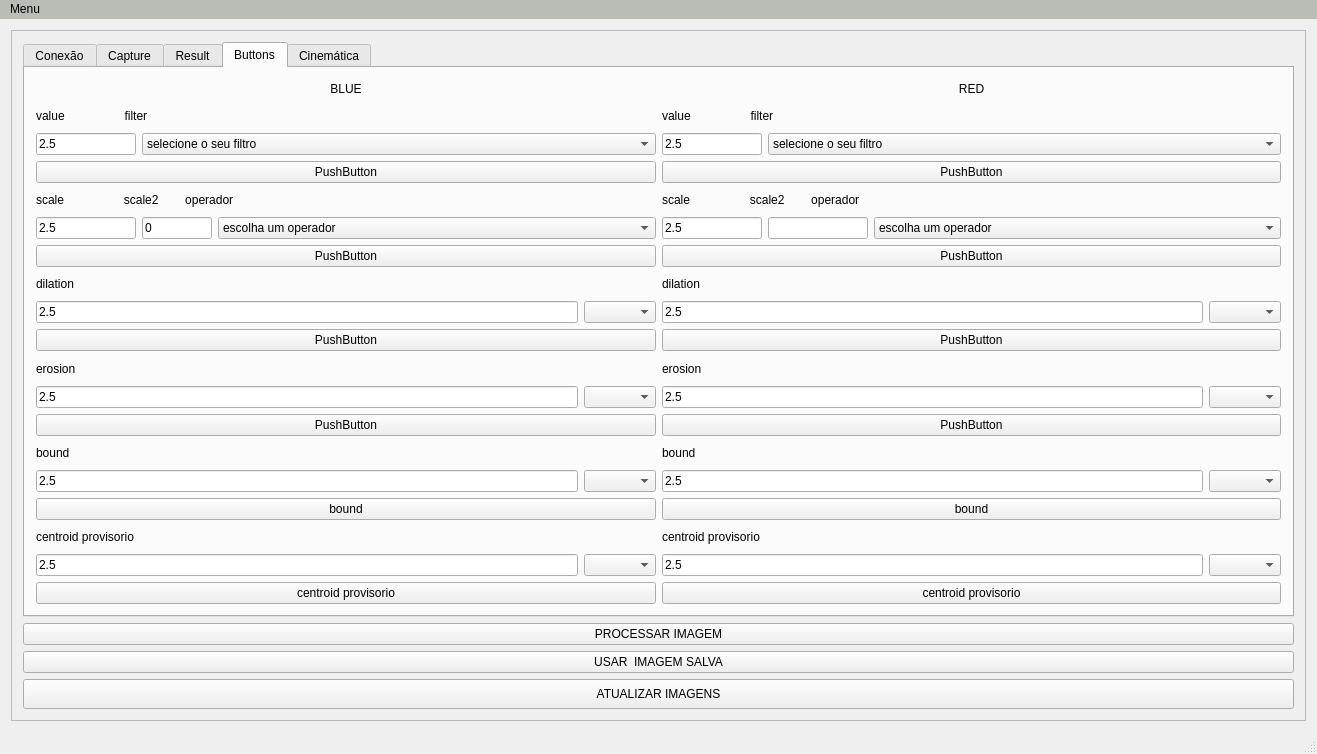
Before: the Qt Designer form Software-Qt/mainwindow.ui in EngineeringLibrary/BCN3D, drawn with Qt 5.
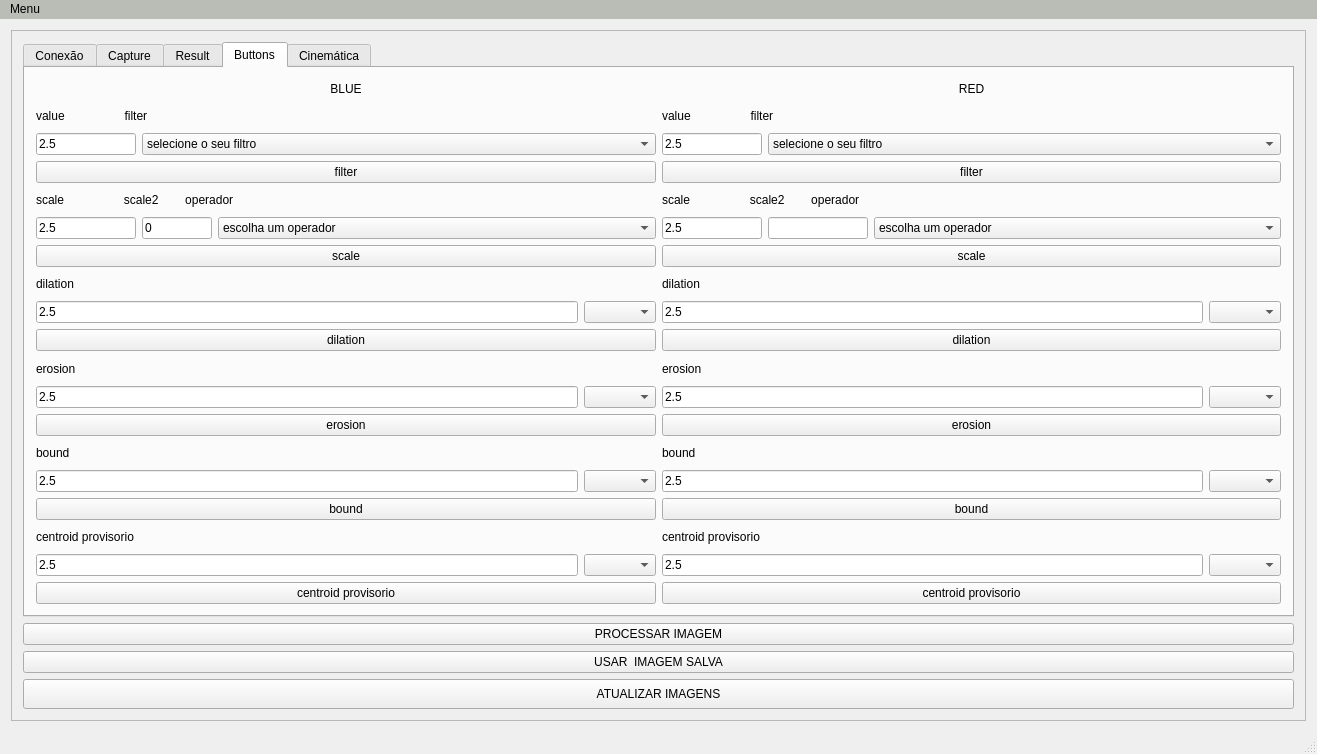
After: the same form once the commit is applied.

Commit message: Renomeando os butões da tela Buttons

```diff
--- a/Software-Qt/mainwindow.ui
+++ b/Software-Qt/mainwindow.ui
@@ -31,8 +31,8 @@
         <rect>
          <x>0</x>
          <y>0</y>
-         <width>1283</width>
-         <height>792</height>
+         <width>1297</width>
+         <height>693</height>
         </rect>
        </property>
        <layout class="QGridLayout" name="gridLayout_8">
@@ -437,7 +437,7 @@
                   <item>
                    <widget class="QPushButton" name="button_red_0">
                     <property name="text">
-                     <string>PushButton</string>
+                     <string>filter</string>
                     </property>
                    </widget>
                   </item>
@@ -543,7 +543,7 @@
                   <item>
                    <widget class="QPushButton" name="button_red_1">
                     <property name="text">
-                     <string>PushButton</string>
+                     <string>scale</string>
                     </property>
                    </widget>
                   </item>
@@ -581,7 +581,7 @@
                   <item>
                    <widget class="QPushButton" name="button_red_2">
                     <property name="text">
-                     <string>PushButton</string>
+                     <string>dilation</string>
                     </property>
                    </widget>
                   </item>
@@ -619,7 +619,7 @@
                   <item>
                    <widget class="QPushButton" name="button_red_3">
                     <property name="text">
-                     <string>PushButton</string>
+                     <string>erosion</string>
                     </property>
                    </widget>
                   </item>
@@ -832,7 +832,7 @@
                     <item>
                      <widget class="QPushButton" name="button_blue_0">
                       <property name="text">
-                       <string>PushButton</string>
+                       <string>filter</string>
                       </property>
                      </widget>
                     </item>
@@ -935,7 +935,7 @@
                     <item>
                      <widget class="QPushButton" name="button_blue_1">
                       <property name="text">
-                       <string>PushButton</string>
+                       <string>scale</string>
                       </property>
                      </widget>
                     </item>
@@ -973,7 +973,7 @@
                     <item>
                      <widget class="QPushButton" name="button_blue_2">
                       <property name="text">
-                       <string>PushButton</string>
+                       <string>dilation</string>
                       </property>
                      </widget>
                     </item>
@@ -1005,7 +1005,7 @@
                     <item>
                      <widget class="QPushButton" name="button_blue_3">
                       <property name="text">
-                       <string>PushButton</string>
+                       <string>erosion</string>
                       </property>
                      </widget>
                     </item>
```
Left out of the diff: 2 changed lines with no effect on the pictures. The commit also changes 3 other files.
